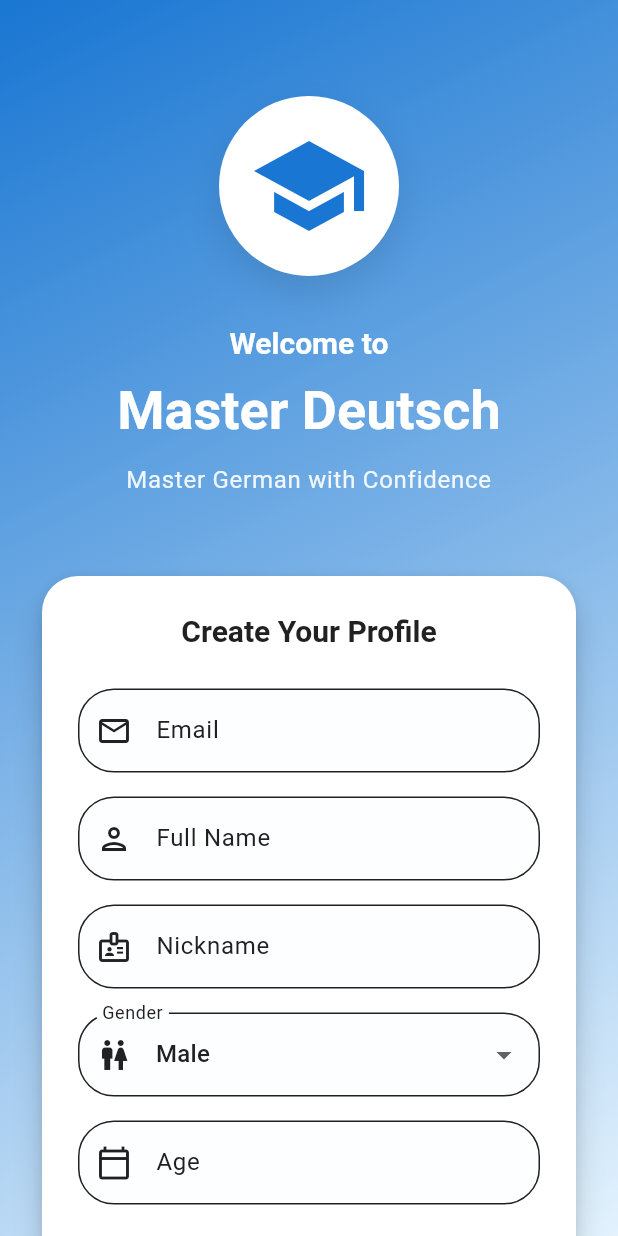
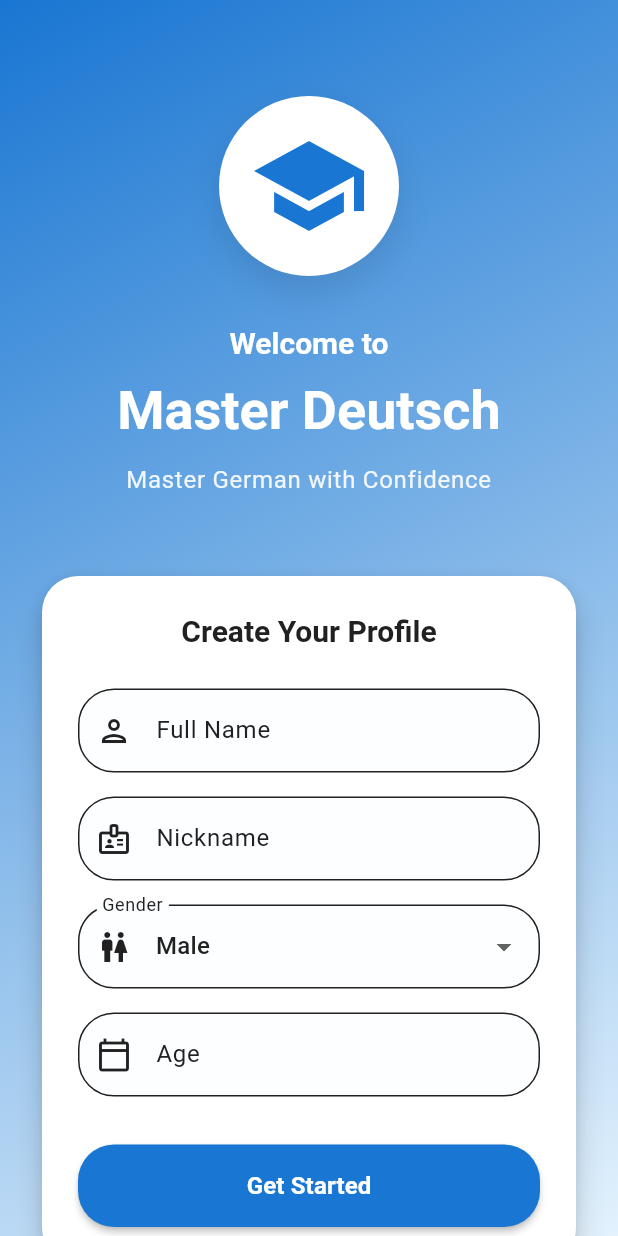
Before and after one commit to Raman21676/master-deutsch, a Flutter app: the screen it shows after launch, on a phone screen of 412 x 824 dp. Run offline on Flutter 3.47's test engine with Material 3 defaults, Android fonts, the phone set to English and light mode, and no system bars; our stand-ins replace confetti, flutter_animate, flutter_local_notifications, lottie, permission_handler, shared_preferences; missing offline and left inert: google_mlkit_translation, workmanager; accounts and stored records are empty.

Commit message:
Remove email field from onboarding screen

```diff
--- a/lib/screens/onboarding/onboarding_screen.dart
+++ b/lib/screens/onboarding/onboarding_screen.dart
@@ -14,7 +14,6 @@ class OnboardingScreen extends StatefulWidget {
 
 class _OnboardingScreenState extends State<OnboardingScreen> {
   final _formKey = GlobalKey<FormState>();
-  final _emailController = TextEditingController();
   final _nameController = TextEditingController();
   final _nicknameController = TextEditingController();
   final _ageController = TextEditingController();
@@ -24,7 +23,6 @@ class _OnboardingScreenState extends State<OnboardingScreen> {
 
   @override
   void dispose() {
-    _emailController.dispose();
     _nameController.dispose();
     _nicknameController.dispose();
     _ageController.dispose();
@@ -38,7 +36,7 @@ class _OnboardingScreenState extends State<OnboardingScreen> {
 
     try {
       final profile = UserProfile(
-        email: _emailController.text.trim(),
+        email: '', // No longer required
         fullName: _nameController.text.trim(),
         gender: _selectedGender,
         age: int.parse(_ageController.text.trim()),
@@ -158,26 +156,6 @@ class _OnboardingScreenState extends State<OnboardingScreen> {
                             textAlign: TextAlign.center,
                           ),
                           const SizedBox(height: 24),
-
-                          // Email Field
-                          TextFormField(
-                            controller: _emailController,
-                            decoration: const InputDecoration(
-                              labelText: 'Email',
-                              prefixIcon: Icon(Icons.email_outlined),
-                            ),
-                            keyboardType: TextInputType.emailAddress,
-                            validator: (value) {
-                              if (value == null || value.trim().isEmpty) {
-                                return 'Please enter your email';
-                              }
-                              if (!value.contains('@')) {
-                                return 'Please enter a valid email';
-                              }
-                              return null;
-                            },
-                          ),
-                          const SizedBox(height: 16),
 
                           // Full Name Field
                           TextFormField(
```
